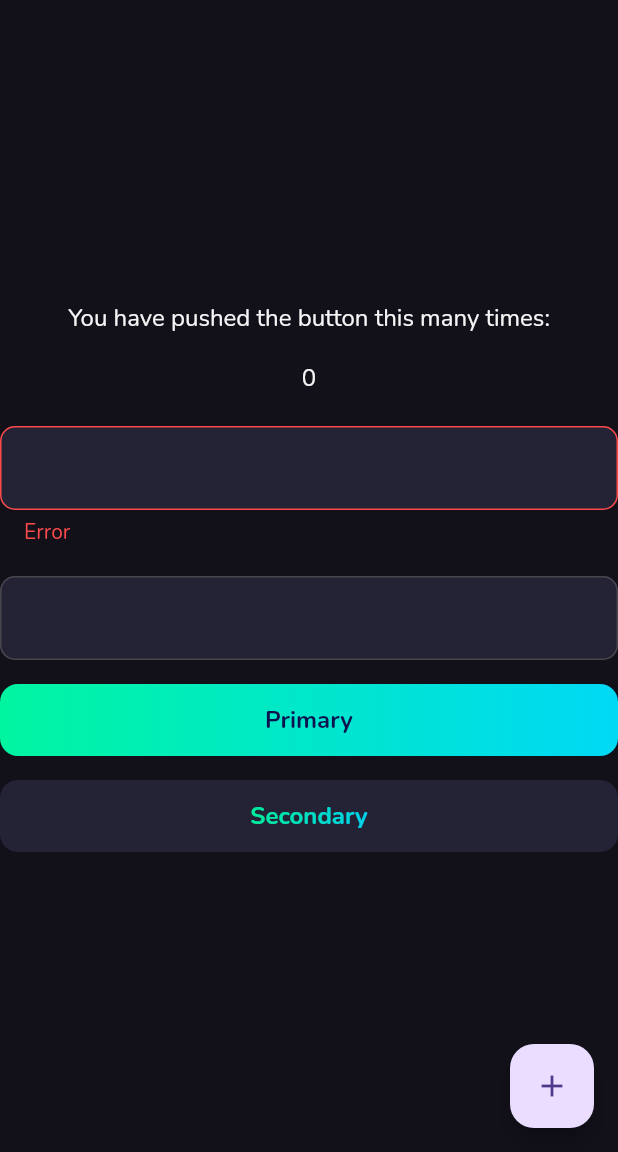
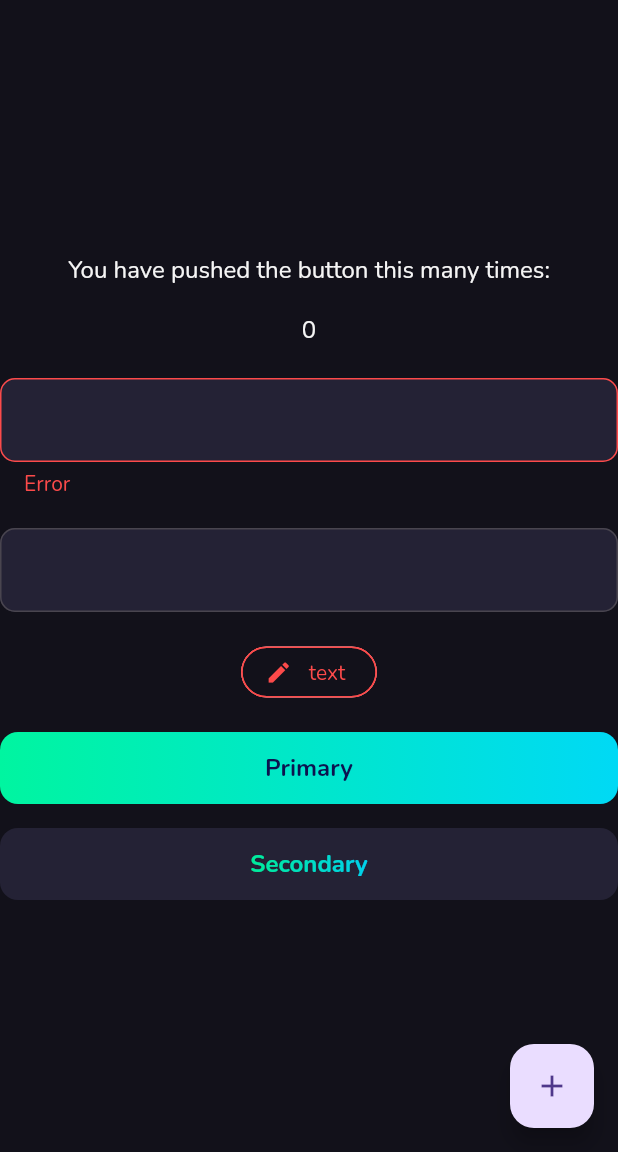
Before and after one commit to johe8809/rick-and-morty-app, a Flutter app: the screen it shows after launch, on a phone screen of 412 x 824 dp, the part 84-1236 px from its top. Run offline on Flutter 3.47's test engine with Material 2 defaults, Android fonts, the phone set to English and light mode, and no system bars; our stand-ins replace firebase_core, google_fonts; accounts and stored records are empty.

Commit message:
feat(components): add badge

```diff
--- /dev/null
+++ b/lib/cross-modules/components/badge.dart
@@ -0,0 +1,33 @@
+part of com.rick_and_morty.components;
+
+class Badge extends StatelessWidget {
+  const Badge({
+    required this.text,
+    this.icon,
+    this.color,
+    super.key,
+  });
+  final String text;
+  final IconData? icon;
+  final Color? color;
+
+  @override
+  Widget build(BuildContext context) {
+    return Chip(
+      avatar: icon != null
+          ? Icon(
+              icon,
+              color: color,
+            )
+          : null,
+      backgroundColor: Colors.black[900],
+      padding: const EdgeInsets.symmetric(horizontal: 12, vertical: 4),
+      label: Text(text),
+      labelStyle: Theme.of(context).textTheme.bodyMedium?.copyWith(
+            color: color ?? Colors.white[0],
+          ),
+      side: BorderSide(color: color ?? Colors.white[0]!),
+      shape: RoundedRectangleBorder(borderRadius: BorderRadius.circular(24)),
+    );
+  }
+}
--- a/lib/cross-modules/components/components.dart
+++ b/lib/cross-modules/components/components.dart
@@ -1,7 +1,8 @@
 library com.rick_and_morty.components;
 
-import 'package:flutter/material.dart' hide Colors;
+import 'package:flutter/material.dart' hide Colors, Badge;
 import 'package:rick_and_morty_app/cross-modules/ui-shared/ui_shared.dart';
 
+part './badge.dart';
 part './button.dart';
 part './input.dart';
--- a/lib/src/modules/dashboard/ui/views/home_view.dart
+++ b/lib/src/modules/dashboard/ui/views/home_view.dart
@@ -47,6 +47,12 @@ class HomeViewState extends State<HomeView> {
             Spacing.spacingV16,
             Input(),
             Spacing.spacingV16,
+            Badge(
+              text: 'text',
+              color: Colors.red[400],
+              icon: Icons.edit,
+            ),
+            Spacing.spacingV16,
             Button(
               text: 'Primary',
               onPressed: () {},
--- a/lib/src/modules/dashboard/ui/views/views.dart
+++ b/lib/src/modules/dashboard/ui/views/views.dart
@@ -1,6 +1,6 @@
 library com.rick_and_morty.app.dashboard.ui.views;
 
-import 'package:flutter/material.dart';
+import 'package:flutter/material.dart' hide Colors, Badge;
 import 'package:rick_and_morty_app/cross-modules/components/components.dart';
 import 'package:rick_and_morty_app/cross-modules/ui-shared/ui_shared.dart';
 
```
